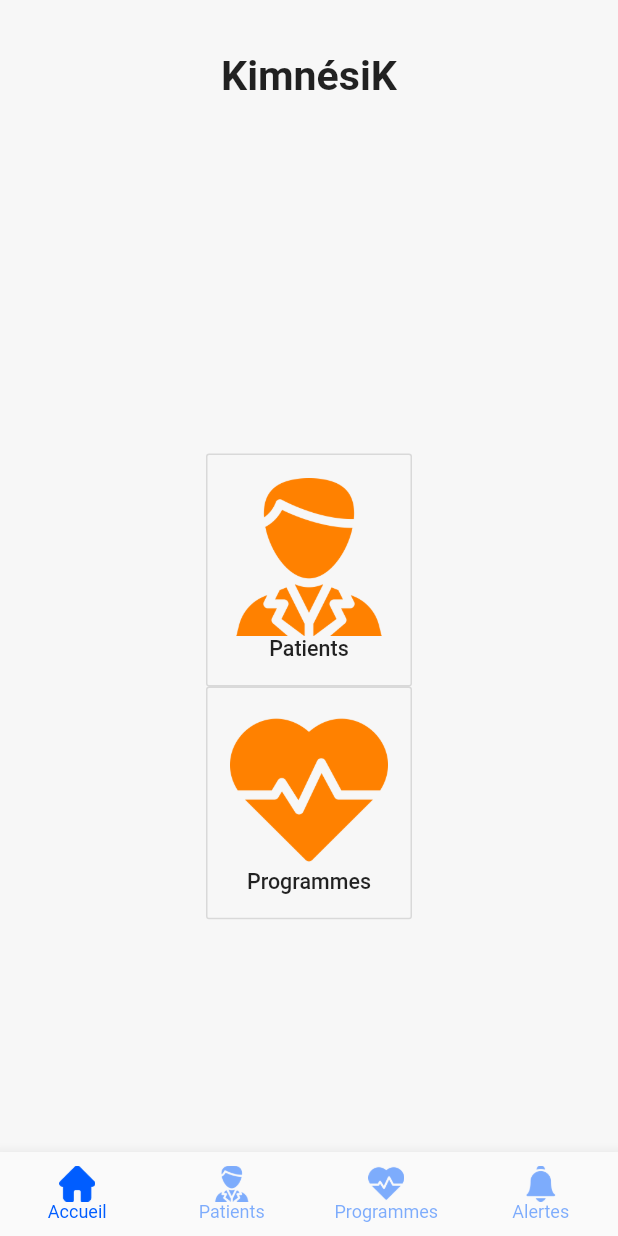
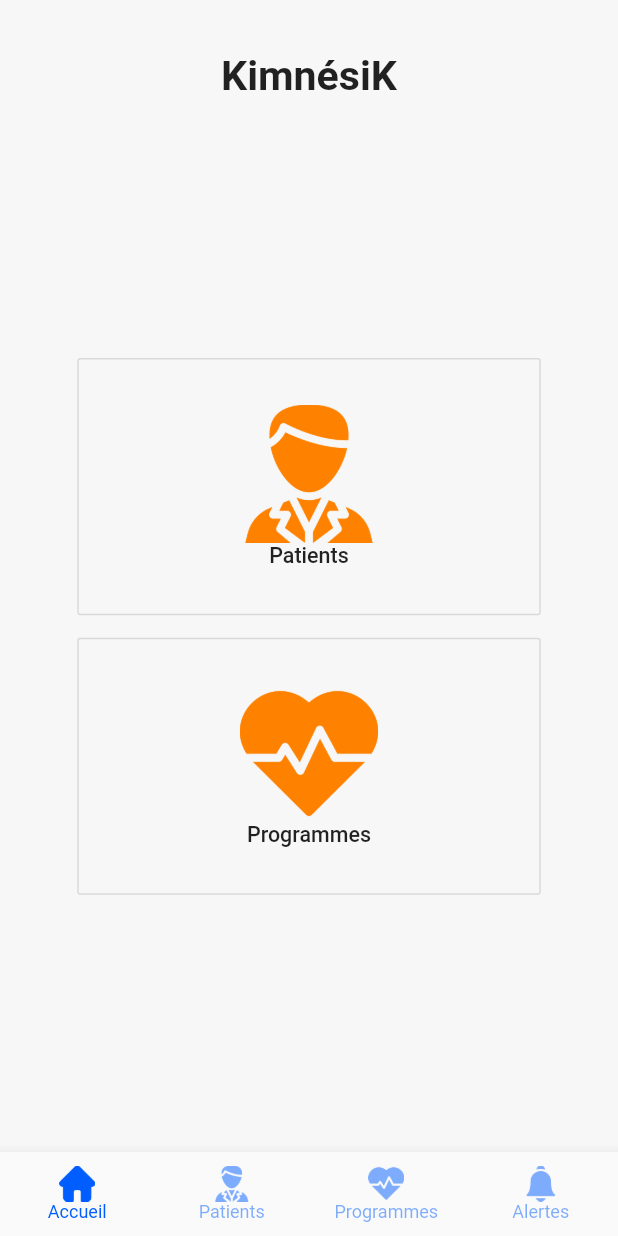
Before and after one commit to hachettea/kimnesik, a Flutter app: the screen it shows after launch, on a phone screen of 412 x 824 dp. Run offline on Flutter 3.47's test engine with Material 2 defaults, Android fonts, the phone set to English and light mode, and no system bars.

Commit message:
Deuxième amélioration graphique

```diff
--- a/lib/view/menukine.dart
+++ b/lib/view/menukine.dart
@@ -44,8 +44,7 @@ class MenukineState extends State<Menukine> {
           mainAxisAlignment: MainAxisAlignment.center,
           children: [
             Container(
-                padding: const EdgeInsets.only(
-                    left: 10, top: 35.2, right: 10, bottom: 80),
+                padding: const EdgeInsets.only(left: 10, top: 35.2, right: 10),
                 child: Text(
                   "KimnésiK",
                   style: TextStyle(fontWeight: FontWeight.bold, fontSize: 27.4),
@@ -56,10 +55,10 @@ class MenukineState extends State<Menukine> {
           flex: 4,
           child: (Row(children: [
             Spacer(
-              flex: 4,
+              flex: 1,
             ),
             Expanded(
-              flex: 4,
+              flex: 6,
               child: Column(
                 mainAxisAlignment: MainAxisAlignment.center,
                 crossAxisAlignment: CrossAxisAlignment.center,
@@ -73,6 +72,11 @@ class MenukineState extends State<Menukine> {
                         onPressed: () => {},
                         color: Colors.white,
                         child: Expanded(
+                          child: Row(children: [
+                            Spacer(
+                              flex: 1,
+                            ),
+                            Expanded(
                               child: Column(
                                   // Replace with a Row for horizontal icon + text
                                   mainAxisAlignment: MainAxisAlignment.center,
@@ -86,12 +90,26 @@ class MenukineState extends State<Menukine> {
                                         style: TextStyle(fontSize: 14.3))
                                   ]),
                             ),
+                            Spacer(
+                              flex: 1,
+                            ),
+                          ]),
+                        ),
                       )),
+                  Padding(
+                      padding:
+                          const EdgeInsets.only(left: 0, top: 15, right: 0)),
                   Expanded(
                     flex: 1,
                     child: OutlineButton(
                         onPressed: () => {},
                         color: Colors.white,
+                        child: Expanded(
+                            child: Row(children: [
+                          Spacer(
+                            flex: 1,
+                          ),
+                          Expanded(
                               child: Column(
                                   // Replace with a Row for horizontal icon + text
                                   mainAxisAlignment: MainAxisAlignment.center,
@@ -101,9 +119,13 @@ class MenukineState extends State<Menukine> {
                                   'assets/cardiogram.png',
                                   fit: BoxFit.fitHeight,
                                 ),
-                            Text("Programmes", style: TextStyle(fontSize: 14.3))
-                          ]),
+                                Text("Programmes",
+                                    style: TextStyle(fontSize: 14.3))
+                              ])),
+                          Spacer(
+                            flex: 1,
                           ),
+                        ]))),
                   ),
                   Spacer(
                     flex: 1,
@@ -112,7 +134,7 @@ class MenukineState extends State<Menukine> {
               ),
             ),
             Spacer(
-              flex: 4,
+              flex: 1,
             ),
           ])),
         )
```
Lines whose indentation alone changed are shown as unchanged.
